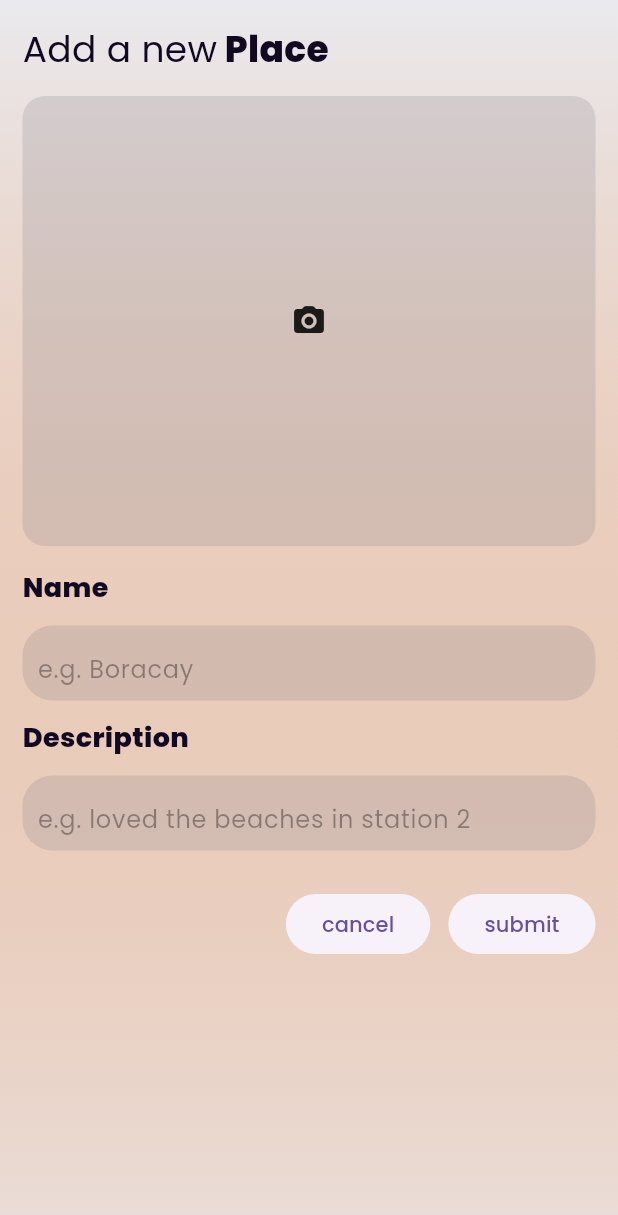
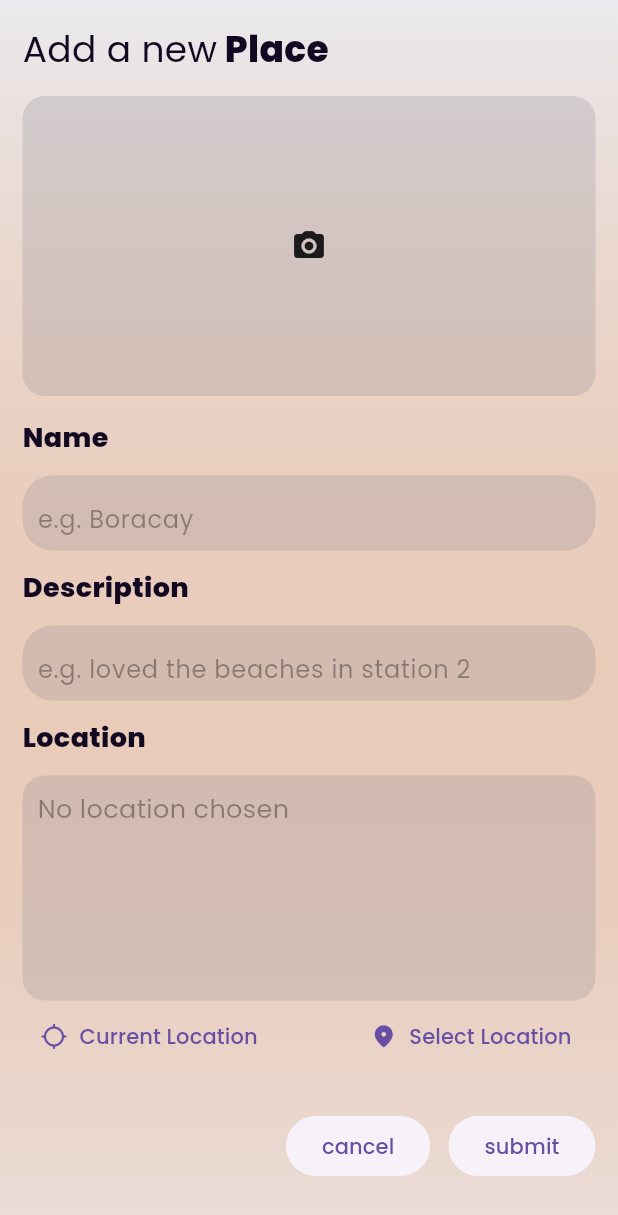
Before and after one commit to Pain4pple/flutter_bootcamp, a Flutter app: the screen it shows after launch, after a tap on the "add" icon, on a phone screen of 412 x 824 dp. Shown: the top 1215 px of the screen. Run offline on Flutter 3.47's test engine with Material 3 defaults, Android fonts, the phone set to English and light mode, and no system bars; our stand-ins replace flutter_dotenv, flutter_riverpod, google_fonts, image_picker, location and 1 more; missing offline and left inert: dart:ffi; network calls fail.

Commit message:
feat(Maps): Added GMaps API for location

```diff
--- a/Fave Places App/fave_places/lib/main.dart
+++ b/Fave Places App/fave_places/lib/main.dart
@@ -1,5 +1,6 @@
 import 'package:fave_places/screens/places.dart';
 import 'package:flutter/material.dart';
+import 'package:flutter_dotenv/flutter_dotenv.dart';
 import 'package:flutter_riverpod/flutter_riverpod.dart';
 import 'package:google_fonts/google_fonts.dart';
 // final colorScheme = ColorScheme.fromSeed(
@@ -19,7 +20,9 @@ final theme = ThemeData().copyWith(
   ),
 );
 
-void main() {
+void main() async {
+  WidgetsFlutterBinding.ensureInitialized();
+  await dotenv.load(fileName: ".env");
   runApp(const ProviderScope(child: MainApp()));
 }
 
--- a/Fave Places App/fave_places/lib/models/place.dart
+++ b/Fave Places App/fave_places/lib/models/place.dart
@@ -7,22 +7,22 @@ import 'package:uuid/uuid.dart';
 const uuid = Uuid();
 final formatter = DateFormat.yMd();
 
+class PlaceLocation {
+  const PlaceLocation({required this.lat, required this.long, required this.address});
+
+  final double lat;
+  final double long;
+  final String address;
+}
+
 class Place {
-  Place({
-    required this.name,
-    required this.lat,
-    required this.long,
-    required this.date,
-    required this.imageUrl,
-    required this.category,
-    required this.description,
-  }) : id = uuid.v4();
+  Place({required this.name, required this.location, required this.date, required this.imageUrl, required this.category, required this.description})
+    : id = uuid.v4();
 
   final String id;
   final String name;
   String? description;
-  final String lat;
-  final String long;
+  final PlaceLocation location;
   final DateTime date;
   final File imageUrl;
   final Category category;
--- a/Fave Places App/fave_places/lib/screens/add_places.dart
+++ b/Fave Places App/fave_places/lib/screens/add_places.dart
@@ -3,6 +3,7 @@ import 'package:fave_places/models/category.dart';
 import 'package:fave_places/models/place.dart';
 import 'package:fave_places/providers/place_provider.dart';
 import 'package:fave_places/widgets/image_input.dart';
+import 'package:fave_places/widgets/location_input.dart';
 import 'package:flutter/foundation.dart';
 import 'package:flutter/material.dart';
 import 'package:flutter/services.dart';
@@ -25,15 +26,15 @@ class _AddPlacesState extends ConsumerState<AddPlaces> {
   // final Category category;
 
   File? _selectedImage;
+  PlaceLocation? _selectedLocation;
 
   void _saveNewPlace() {
-    if (_formKey.currentState!.validate() && _selectedImage != null) {
+    if (_formKey.currentState!.validate() && _selectedImage != null && _selectedLocation != null) {
       _formKey.currentState!.save();
 
       final newPlace = Place(
         name: nameController.text,
-        lat: '',
-        long: '',
+        location: _selectedLocation!,
         date: DateTime.now(),
         imageUrl: _selectedImage!,
         category: categories[Categories.parks]!,
@@ -49,11 +50,18 @@ class _AddPlacesState extends ConsumerState<AddPlaces> {
     _selectedImage = image;
   }
 
+  void getLocation(PlaceLocation location) {
+    _selectedLocation = location;
+  }
+
   @override
   Widget build(BuildContext context) {
-    return Scaffold(
+    return GestureDetector(
+      onTap: () => FocusScope.of(context).unfocus(),
+      child: Scaffold(
         backgroundColor: const Color.fromARGB(255, 234, 234, 238),
         body: Container(
+          height: MediaQuery.of(context).size.height,
           decoration: BoxDecoration(
             gradient: LinearGradient(
               colors: [Color.fromARGB(255, 234, 234, 238), Color.fromARGB(30, 232, 126, 55)],
@@ -64,8 +72,6 @@ class _AddPlacesState extends ConsumerState<AddPlaces> {
           child: SafeArea(
             child: Padding(
               padding: const EdgeInsets.all(15.0),
-            child: Form(
-              key: _formKey,
               child: Column(
                 mainAxisAlignment: MainAxisAlignment.start,
                 crossAxisAlignment: CrossAxisAlignment.start,
@@ -83,6 +89,14 @@ class _AddPlacesState extends ConsumerState<AddPlaces> {
                     ],
                   ),
 
+                  //form starts here
+                  Expanded(
+                    child: Form(
+                      key: _formKey,
+                      child: Column(
+                        mainAxisSize: MainAxisSize.min,
+                        crossAxisAlignment: CrossAxisAlignment.start,
+                        children: [
                           //camera field
                           ImageInput(saveImage: takeImage),
                           SizedBox(height: 15),
@@ -126,7 +140,10 @@ class _AddPlacesState extends ConsumerState<AddPlaces> {
                           SizedBox(height: 12),
                           Row(
                             children: [
-                      const Text('Description', style: TextStyle(fontSize: 18, fontWeight: FontWeight.w800, color: Color.fromARGB(255, 17, 9, 33))),
+                              const Text(
+                                'Description',
+                                style: TextStyle(fontSize: 18, fontWeight: FontWeight.w800, color: Color.fromARGB(255, 17, 9, 33)),
+                              ),
                             ],
                           ),
                           SizedBox(height: 12),
@@ -157,6 +174,22 @@ class _AddPlacesState extends ConsumerState<AddPlaces> {
                               ),
                             ],
                           ),
+
+                          //textfield label
+                          SizedBox(height: 12),
+                          Row(
+                            children: [
+                              const Text(
+                                'Location',
+                                style: TextStyle(fontSize: 18, fontWeight: FontWeight.w800, color: Color.fromARGB(255, 17, 9, 33)),
+                              ),
+                            ],
+                          ),
+                          SizedBox(height: 12),
+
+                          //camera field
+                          LocationInput(getLocation: getLocation),
+
                           SizedBox(height: 25),
 
                           //  //textfield label
@@ -208,10 +241,18 @@ class _AddPlacesState extends ConsumerState<AddPlaces> {
                                 style: ButtonStyle(elevation: WidgetStateProperty.all(0)),
                               ),
                               SizedBox(width: 12),
-                      ElevatedButton(onPressed: _saveNewPlace, child: Text('submit'), style: ButtonStyle(elevation: WidgetStateProperty.all(0))),
+                              ElevatedButton(
+                                onPressed: _saveNewPlace,
+                                child: Text('submit'),
+                                style: ButtonStyle(elevation: WidgetStateProperty.all(0)),
+                              ),
                             ],
                           ),
                           Spacer(),
+                        ],
+                      ),
+                    ),
+                  ),
                 ],
               ),
             ),
--- a/Fave Places App/fave_places/lib/screens/places.dart
+++ b/Fave Places App/fave_places/lib/screens/places.dart
@@ -18,7 +18,7 @@ class PlacesScreen extends ConsumerWidget {
       body: Container(
         decoration: BoxDecoration(
           gradient: LinearGradient(
-            colors: [Color.fromARGB(255, 234, 234, 238), Color.fromARGB(30, 232, 126, 55)],
+            colors: [Color.fromARGB(255, 234, 234, 238), Color.fromARGB(30, 255, 205, 171)],
             begin: Alignment.topCenter,
             end: Alignment.bottomCenter,
           ),
--- a/Fave Places App/fave_places/lib/screens/places_detail.dart
+++ b/Fave Places App/fave_places/lib/screens/places_detail.dart
@@ -15,7 +15,7 @@ class PlacesDetailScreen extends StatelessWidget {
       body: Container(
         decoration: BoxDecoration(
           gradient: LinearGradient(
-            colors: [Color.fromARGB(255, 234, 234, 238), Color.fromARGB(30, 232, 126, 55)],
+            colors: [Color.fromARGB(255, 234, 234, 238), Color.fromARGB(30, 251, 224, 206)],
             begin: Alignment.topCenter,
             end: Alignment.bottomCenter,
           ),
--- a/Fave Places App/fave_places/lib/widgets/image_input.dart
+++ b/Fave Places App/fave_places/lib/widgets/image_input.dart
@@ -35,7 +35,7 @@ class _ImageInputState extends State<ImageInput> {
     return InkWell(
       onTap: _takePicture,
       child: Container(
-        height: 300,
+        height: 200,
         width: double.infinity,
         decoration: BoxDecoration(borderRadius: BorderRadius.circular(15), color: const Color.fromARGB(55, 127, 125, 136)),
         child: content,
--- /dev/null
+++ b/Fave Places App/fave_places/lib/widgets/location_input.dart
@@ -0,0 +1,107 @@
+import 'dart:convert';
+
+import 'package:fave_places/models/place.dart';
+import 'package:flutter/material.dart';
+import 'package:flutter/widgets.dart';
+import 'package:flutter_dotenv/flutter_dotenv.dart';
+import 'package:http/http.dart' as http;
+import 'package:location/location.dart';
+
+class LocationInput extends StatefulWidget {
+  LocationInput({super.key, required this.getLocation});
+
+  void Function(PlaceLocation location) getLocation;
+  @override
+  State<LocationInput> createState() => _LocationInputState();
+}
+
+class _LocationInputState extends State<LocationInput> {
+  PlaceLocation? pickedLocation;
+  var _isGettingLocation = false;
+  String googleMapsApiKey = dotenv.env['GOOGLE_MAPS_API_KEY'] ?? '';
+
+  String get locationImage {
+    final lat = pickedLocation!.lat;
+    final long = pickedLocation!.long;
+    return 'https://maps.googleapis.com/maps/api/staticmap?center=$lat,$long&zoom=16&size=600x300&maptype=roadmap&markers=color:blue%7Clabel:S%7C$lat,$long&key=$googleMapsApiKey';
+  }
+
+  void _getCurrentLocation() async {
+    Location location = Location();
+
+    bool serviceEnabled;
+    PermissionStatus permissionGranted;
+    LocationData locationData;
+
+    serviceEnabled = await location.serviceEnabled();
+    if (!serviceEnabled) {
+      serviceEnabled = await location.requestService();
+      if (!serviceEnabled) {
+        return;
+      }
+    }
+
+    permissionGranted = await location.hasPermission();
+    if (permissionGranted == PermissionStatus.denied) {
+      permissionGranted = await location.requestPermission();
+      if (permissionGranted != PermissionStatus.granted) {
+        return;
+      }
+    }
+
+    setState(() {
+      _isGettingLocation = true;
+    });
+
+    locationData = await location.getLocation();
+    var lat = locationData.latitude;
+    var long = locationData.longitude;
+
+    if (lat == null || long == null) {
+      return;
+    }
+
+    final url = Uri.parse('https://maps.googleapis.com/maps/api/geocode/json?latlng=$lat,$long&key=$googleMapsApiKey');
+    final response = await http.get(url);
+    final resData = jsonDecode(response.body);
+    final address = resData['results'][0]['formatted_address'];
+    setState(() {
+      pickedLocation = PlaceLocation(lat: lat, long: long, address: address);
+      _isGettingLocation = false;
+      widget.getLocation(pickedLocation!);
+    });
+  }
+
+  @override
+  Widget build(BuildContext context) {
+    Widget content = Text("No location chosen", style: TextStyle(color: const Color.fromARGB(91, 0, 0, 0), fontSize: 17));
+    if (_isGettingLocation != false) {
+      content = Align(alignment: Alignment.center, child: SizedBox(width: 30, height: 40, child: CircularProgressIndicator()));
+    }
+    if (pickedLocation != null) {
+      // var locationData = pickedLocation?.getLocation();
+      content = Image.network(locationImage, fit: BoxFit.cover, width: double.infinity, height: double.infinity);
+    }
+    return Column(
+      children: [
+        InkWell(
+          onTap: () {},
+          child: Container(
+            padding: EdgeInsets.all(10),
+            height: 150,
+            width: double.infinity,
+            decoration: BoxDecoration(borderRadius: BorderRadius.circular(15), color: const Color.fromARGB(55, 127, 125, 136)),
+            child: content,
+          ),
+        ),
+        Row(
+          mainAxisAlignment: MainAxisAlignment.spaceBetween,
+          children: [
+            TextButton.icon(onPressed: _getCurrentLocation, icon: const Icon(Icons.location_searching_sharp), label: Text('Current Location')),
+            TextButton.icon(onPressed: () {}, icon: const Icon(Icons.location_on_rounded), label: Text('Select Location')),
+          ],
+        ),
+      ],
+    );
+  }
+}
--- a/Fave Places App/fave_places/pubspec.yaml
+++ b/Fave Places App/fave_places/pubspec.yaml
@@ -15,6 +15,8 @@ dependencies:
   flutter_riverpod: ^2.6.1
   image_picker: ^1.1.2
   location: ^8.0.0
+  http: ^1.3.0
+  flutter_dotenv: ^5.2.1
 
 dev_dependencies:
   flutter_test:
@@ -25,3 +27,4 @@ flutter:
   uses-material-design: true
   assets:
     - "assets/images/user.jpg"
+    - .env
```
Also changed, not shown: Fave Places App/fave_places/pubspec.lock, 2 other files. Lines whose indentation alone changed are shown as unchanged.
